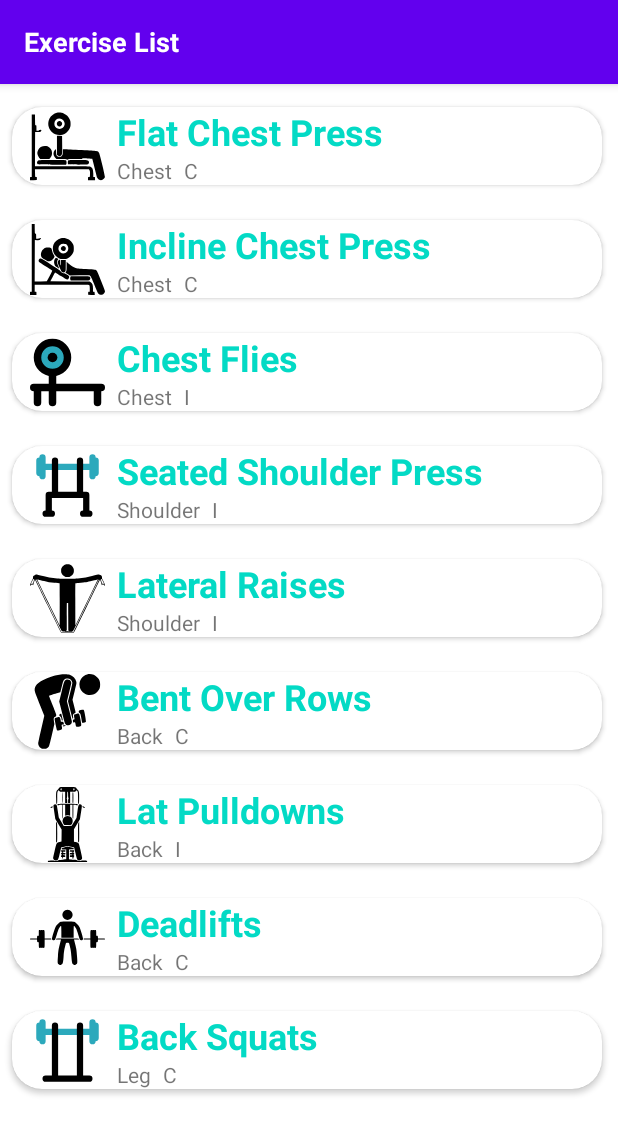
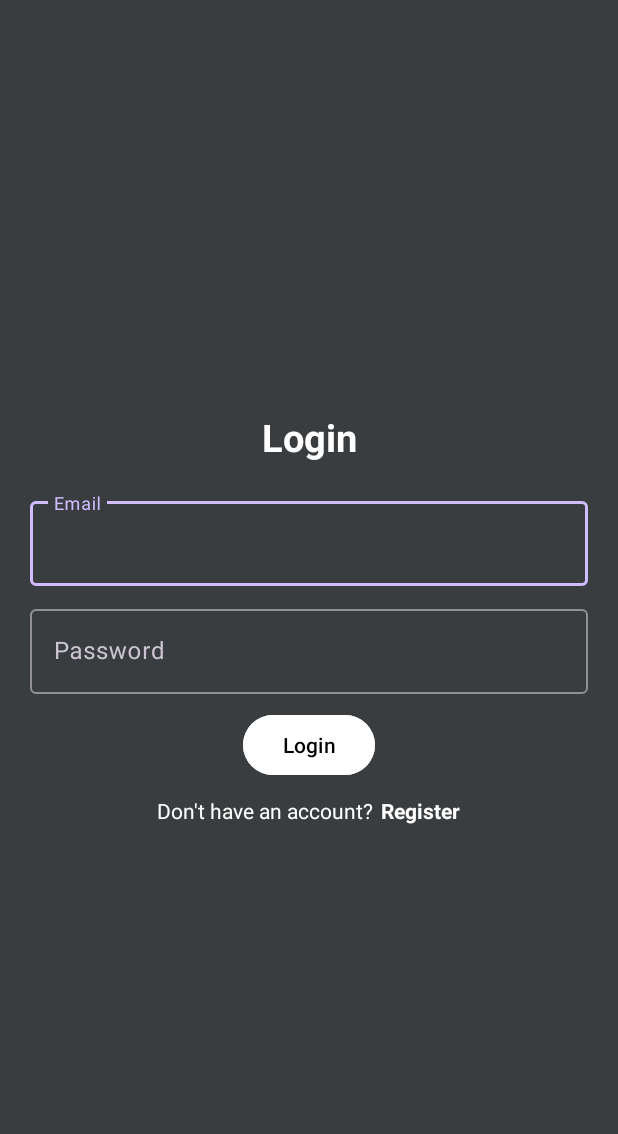
Before and after one commit to pear25/letsgojim, an Android app: the screen it shows after launch (MainActivity before the commit, Login after it), on a phone screen of 412 x 824 dp. Shown: the top 1134 px of the screen. Run offline under Robolectric (Android 15) with nearby library versions, the phone set to English and light mode, and no system bars; our stand-ins replace Firebase (no records; nobody signed in at launch, a user with empty details on screens opened directly), navigation-ui.

Commit message:
add login and register steps
add firebase authentication

```diff
--- a/app/build.gradle
+++ b/app/build.gradle
@@ -39,6 +39,8 @@ dependencies {
     implementation 'androidx.navigation:navigation-fragment:2.5.3'
     implementation 'androidx.navigation:navigation-ui:2.5.3'
     implementation 'com.google.firebase:firebase-firestore:24.1.0'
+    implementation 'com.google.firebase:firebase-auth-ktx:21.3.0'
+    implementation 'com.google.firebase:firebase-auth:21.3.0'
     testImplementation 'junit:junit:4.13.2'
     androidTestImplementation 'androidx.test.ext:junit:1.1.5'
     androidTestImplementation 'androidx.test.espresso:espresso-core:3.5.1'
--- /dev/null
+++ b/app/src/main/java/edu/cuhk/csci3310/a3310_proj_final/Login.java
@@ -0,0 +1,108 @@
+package edu.cuhk.csci3310.a3310_proj_final;
+
+import androidx.annotation.NonNull;
+import androidx.appcompat.app.AppCompatActivity;
+
+import android.content.Intent;
+import android.os.Bundle;
+import android.text.TextUtils;
+import android.util.Log;
+import android.view.View;
+import android.widget.Button;
+import android.widget.ProgressBar;
+import android.widget.TextView;
+import android.widget.Toast;
+
+import com.google.android.gms.tasks.OnCompleteListener;
+import com.google.android.gms.tasks.Task;
+import com.google.android.material.textfield.TextInputEditText;
+import com.google.firebase.auth.AuthResult;
+import com.google.firebase.auth.FirebaseAuth;
+import com.google.firebase.auth.FirebaseUser;
+
+public class Login extends AppCompatActivity {
+
+    TextInputEditText editEmail, editPassword;
+    Button loginButton;
+    ProgressBar progBar;
+    TextView textView;
+
+    private static final String LOG_TAG = MainActivity.class.getSimpleName();
+    FirebaseAuth mAuth;
+
+    @Override
+    public void onStart() {
+        super.onStart();
+        // Check if user is signed in (non-null) and update UI accordingly.
+        FirebaseUser currentUser = mAuth.getCurrentUser();
+        if(currentUser != null){
+            Intent intent = new Intent(getApplicationContext(), MainActivity.class);
+            startActivity(intent);
+            finish();
+        }
+    }
+
+    @Override
+    protected void onCreate(Bundle savedInstanceState) {
+        super.onCreate(savedInstanceState);
+        setContentView(R.layout.activity_login);
+
+        mAuth = FirebaseAuth.getInstance();
+        editEmail = findViewById(R.id.email);
+        editPassword = findViewById(R.id.password);
+        loginButton = findViewById(R.id.login_btn);
+        progBar = findViewById(R.id.progress_bar);
+        textView = findViewById(R.id.register_now);
+
+        textView.setOnClickListener(new View.OnClickListener() {
+            @Override
+            public void onClick(View view) {
+                Intent intent = new Intent(getApplicationContext(), Register.class);
+                startActivity(intent);
+                finish();
+            }
+        });
+
+        loginButton.setOnClickListener(new View.OnClickListener() {
+            @Override
+            public void onClick(View view) {
+                progBar.setVisibility(View.VISIBLE);
+                String email, password;
+                email = String.valueOf(editEmail.getText());
+                password = String.valueOf(editPassword.getText());
+
+                if (TextUtils.isEmpty(email)) {
+                    Toast.makeText(Login.this, "Enter email", Toast.LENGTH_SHORT).show();
+                    return;
+                }
+
+                if (TextUtils.isEmpty(password)) {
+                    Toast.makeText(Login.this, "Enter password", Toast.LENGTH_SHORT).show();
+                    return;
+                }
+
+                mAuth.signInWithEmailAndPassword(email, password)
+                .addOnCompleteListener(new OnCompleteListener<AuthResult>() {
+                    @Override
+                    public void onComplete(@NonNull Task<AuthResult> task) {
+                        progBar.setVisibility(View.GONE);
+                        if (task.isSuccessful()) {
+                            // Sign in success, update UI with the signed-in user's information
+                            Log.d(LOG_TAG, "signInWithEmail:success");
+                            Toast.makeText(Login.this, "Welcome back!",
+                                    Toast.LENGTH_SHORT).show();
+                            Intent intent = new Intent(getApplicationContext(), MainActivity.class);
+                            startActivity(intent);
+                            finish();
+                        } else {
+                            // If sign in fails, display a message to the user.
+                            Log.w(LOG_TAG, "signInWithEmail:failure", task.getException());
+                            Toast.makeText(Login.this, "Login failed. Please create account if you haven't",
+                                    Toast.LENGTH_LONG).show();
+                        }
+                    }
+                });
+            }
+        });
+    }
+}
--- a/app/src/main/java/edu/cuhk/csci3310/a3310_proj_final/MainActivity.java
+++ b/app/src/main/java/edu/cuhk/csci3310/a3310_proj_final/MainActivity.java
@@ -1,10 +1,14 @@
 package edu.cuhk.csci3310.a3310_proj_final;
 
+import android.content.Intent;
 import android.os.Bundle;
 
 import com.google.android.gms.tasks.OnFailureListener;
 import com.google.android.gms.tasks.OnSuccessListener;
+import com.google.android.material.floatingactionbutton.FloatingActionButton;
 import com.google.android.material.snackbar.Snackbar;
+import com.google.firebase.auth.FirebaseAuth;
+import com.google.firebase.auth.FirebaseUser;
 import com.google.firebase.firestore.DocumentReference;
 import com.google.firebase.firestore.FirebaseFirestore;
 
@@ -24,6 +28,7 @@ import androidx.recyclerview.widget.RecyclerView;
 
 import android.view.Menu;
 import android.view.MenuItem;
+import android.widget.TextView;
 import android.widget.Toast;
 
 import java.util.ArrayList;
@@ -48,11 +53,41 @@ public class MainActivity extends AppCompatActivity {
             R.drawable.ic_android_black_24dp,
             };
 
+    FloatingActionButton floatingActionButton;
+    TextView textView;
+    FirebaseAuth mAuth;
+    FirebaseUser user;
+
+
     @Override
     protected void onCreate(Bundle savedInstanceState) {
         super.onCreate(savedInstanceState);
 //        testFirestore();
         setContentView(R.layout.activity_main);
+
+        mAuth = FirebaseAuth.getInstance();
+
+        textView = findViewById(R.id.user_details);
+        floatingActionButton = findViewById(R.id.logout_btn);
+        user = mAuth.getCurrentUser();
+
+        if (user == null){
+            Intent intent = new Intent(getApplicationContext(), Login.class);
+            startActivity(intent);
+            finish();
+        } else{
+            textView.setText(user.getEmail());
+        }
+
+        floatingActionButton.setOnClickListener(new View.OnClickListener() {
+            @Override
+            public void onClick(View view) {
+                FirebaseAuth.getInstance().signOut();
+                Intent intent = new Intent(getApplicationContext(), Login.class);
+                startActivity(intent);
+                finish();
+            }
+        });
         RecyclerView recyclerView = findViewById(R.id.mRecyclerView);
         setExerciseModels();
         Exercise_RecycleViewAdapter mAdapter = new Exercise_RecycleViewAdapter(this, exerciseModels);
--- /dev/null
+++ b/app/src/main/res/layout/activity_login.xml
@@ -0,0 +1,85 @@
+<?xml version="1.0" encoding="utf-8"?>
+<LinearLayout xmlns:android="http://schemas.android.com/apk/res/android"
+    xmlns:app="http://schemas.android.com/apk/res-auto"
+    xmlns:tools="http://schemas.android.com/tools"
+    android:layout_width="match_parent"
+    android:layout_height="match_parent"
+    android:orientation="vertical"
+    android:background="@color/gray"
+    android:gravity="center"
+    android:padding="20sp"
+    tools:context=".Login">
+
+    <TextView
+        android:text="@string/login"
+        android:textSize="25sp"
+        android:textStyle="bold"
+        android:textColor="@color/white"
+        android:gravity="center"
+        android:layout_marginBottom="20sp"
+        android:layout_width="match_parent"
+        android:layout_height="wrap_content"
+        />
+
+    <com.google.android.material.textfield.TextInputLayout
+        android:layout_width="match_parent"
+        android:layout_height="wrap_content"
+        android:paddingBottom="10sp">
+        <com.google.android.material.textfield.TextInputEditText
+            android:id="@+id/email"
+            android:hint="@string/email"
+            android:layout_width="match_parent"
+            android:layout_height="wrap_content"/>
+    </com.google.android.material.textfield.TextInputLayout>
+
+    <com.google.android.material.textfield.TextInputLayout
+        android:layout_width="match_parent"
+        android:layout_height="wrap_content"
+        android:paddingBottom="10sp">
+    <com.google.android.material.textfield.TextInputEditText
+            android:id="@+id/password"
+            android:inputType="textPassword"
+            android:hint="@string/password"
+            android:layout_width="match_parent"
+            android:layout_height="wrap_content"/>
+    </com.google.android.material.textfield.TextInputLayout>
+
+    <ProgressBar
+        android:id="@+id/progress_bar"
+        android:visibility="gone"
+        android:layout_width="wrap_content"
+        android:layout_height="wrap_content"
+        />
+
+    <Button
+        android:backgroundTint="@color/white"
+        android:id="@+id/login_btn"
+        android:text="@string/login"
+        android:textColor="@color/black"
+        android:layout_width="wrap_content"
+        android:layout_height="wrap_content" />
+
+    <LinearLayout
+        android:layout_marginTop="10dp"
+        android:layout_width="match_parent"
+        android:layout_height="wrap_content"
+        android:orientation="horizontal"
+        android:gravity="center">
+
+        <TextView
+            android:text="@string/account_not_ready"
+            android:textColor="@color/white"
+            android:layout_width="wrap_content"
+            android:layout_height="wrap_content"/>
+        <TextView
+            android:id="@+id/register_now"
+            android:textColor="@color/white"
+            android:textStyle="bold"
+            android:layout_width="wrap_content"
+            android:layout_height="wrap_content"
+            android:paddingLeft="5dp"
+            android:text="@string/register" />
+
+    </LinearLayout>
+
+</LinearLayout>
--- a/app/src/main/res/values/colors.xml
+++ b/app/src/main/res/values/colors.xml
@@ -7,4 +7,10 @@
     <color name="teal_700">#FF018786</color>
     <color name="black">#FF000000</color>
     <color name="white">#FFFFFFFF</color>
+
+    <color name="gray">#393D3F</color>
+    <color name="blue">#235789ff</color>
+    <color name="red">#c1292eff</color>
+    <color name="yellow">#f1d302ff</color>
+    <color name="navy">#161925ff</color>
 </resources>
--- a/app/src/main/res/values/strings.xml
+++ b/app/src/main/res/values/strings.xml
@@ -6,6 +6,14 @@
     <string name="second_fragment_label">Second Fragment</string>
     <string name="next">Next</string>
     <string name="previous">Previous</string>
+
+    <string name="login">Login</string>
+    <string name="email">Email</string>
+    <string name="register">Register</string>
+    <string name="password">Password</string>
+    <string name="account_ready">Already have an account?</string>
+    <string name="login_now">Login Now</string>
+    <string name="account_not_ready">Don\'t have an account?</string>
 
     <string name="hello_first_fragment">Hello first fragment</string>
     <string name="hello_second_fragment">Hello second fragment. Arg: %1$s</string>
```
Also changed, not shown: app/src/main/AndroidManifest.xml (+17 -0 lines), app/src/main/java/edu/cuhk/csci3310/a3310_proj_final/Register.java (added, +107 -0 lines), app/src/main/res/layout/activity_main.xml (+17 -0 lines), app/src/main/res/layout/activity_register.xml (added, +84 -0 lines).
